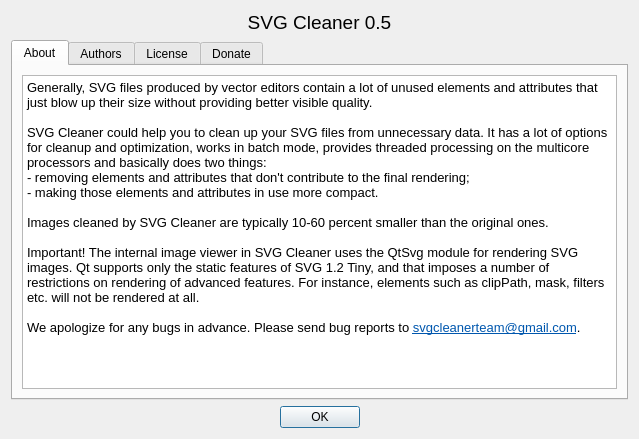
The window that src/aboutdialog.ui (RazrFalcon/svgcleaner) describes before a commit, drawn with Qt 5.
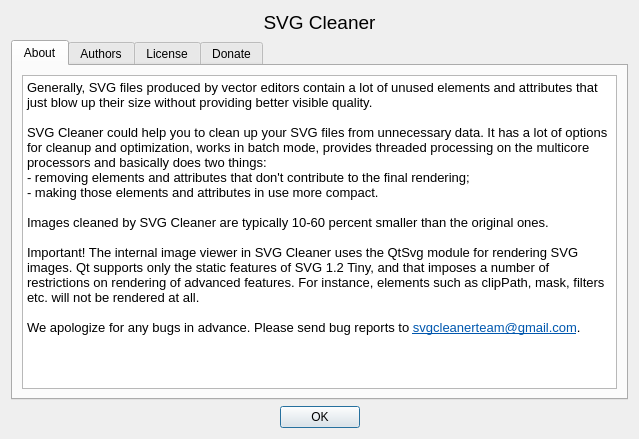
The same window after the commit.

```diff
--- a/src/aboutdialog.ui
+++ b/src/aboutdialog.ui
@@ -28,7 +28,7 @@
       </font>
      </property>
      <property name="text">
-      <string notr="true">SVG Cleaner 0.5</string>
+      <string notr="true">SVG Cleaner</string>
      </property>
      <property name="alignment">
       <set>Qt::AlignCenter</set>
```
Left out of the diff: 2 changed lines with no effect on the pictures.
